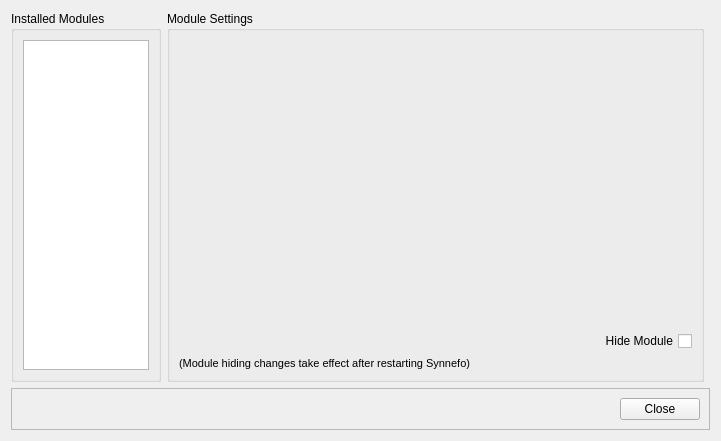
Before: the Qt Designer form src/ui/synnefo-config.ui in oyranos-cms/Synnefo, drawn with Qt 5.
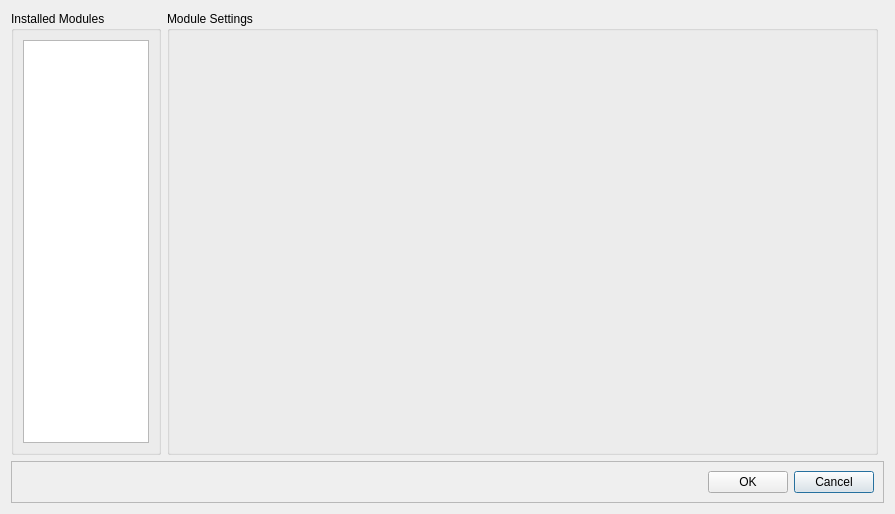
After: the same form once the commit is applied.

Commit message: begun switching of base Synnefo option/config code [IN PROGRESS]; module-hiding now in symoduleconfig

```diff
--- a/src/ui/synnefo-config.ui
+++ b/src/ui/synnefo-config.ui
@@ -6,8 +6,8 @@
    <rect>
     <x>0</x>
     <y>0</y>
-    <width>721</width>
-    <height>441</height>
+    <width>895</width>
+    <height>514</height>
    </rect>
   </property>
   <property name="windowTitle">
@@ -96,10 +96,10 @@
       <property name="horizontalSpacing">
        <number>-1</number>
       </property>
-      <item row="0" column="1">
-       <widget class="QPushButton" name="closeButton">
+      <item row="0" column="3">
+       <widget class="QPushButton" name="okButton">
         <property name="text">
-         <string>Close</string>
+         <string>OK</string>
         </property>
         <property name="autoDefault">
          <bool>false</bool>
@@ -112,7 +112,7 @@
         </property>
        </widget>
       </item>
-      <item row="0" column="2">
+      <item row="0" column="4">
        <spacer name="horizontalSpacer">
         <property name="orientation">
          <enum>Qt::Horizontal</enum>
@@ -128,47 +128,41 @@
         </property>
        </spacer>
       </item>
+      <item row="0" column="2">
+       <widget class="QPushButton" name="cancelButton">
+        <property name="text">
+         <string>Cancel</string>
+        </property>
+       </widget>
+      </item>
      </layout>
     </widget>
    </item>
    <item row="0" column="1">
     <widget class="QGroupBox" name="groupBox_2">
+     <property name="sizePolicy">
+      <sizepolicy hsizetype="Expanding" vsizetype="Expanding">
+       <horstretch>0</horstretch>
+       <verstretch>0</verstretch>
+      </sizepolicy>
+     </property>
      <property name="title">
       <string>Module Settings</string>
      </property>
      <layout class="QGridLayout" name="gridLayout_4">
       <item row="0" column="0">
        <widget class="QStackedWidget" name="moduleConfigStack">
+        <property name="sizePolicy">
+         <sizepolicy hsizetype="Expanding" vsizetype="Expanding">
+          <horstretch>0</horstretch>
+          <verstretch>0</verstretch>
+         </sizepolicy>
+        </property>
         <property name="currentIndex">
          <number>-1</number>
         </property>
        </widget>
       </item>
-      <item row="1" column="0">
-       <widget class="QCheckBox" name="hideModuleCheckBox">
-        <property name="layoutDirection">
-         <enum>Qt::RightToLeft</enum>
-        </property>
-        <property name="text">
-         <string>Hide Module</string>
-        </property>
-       </widget>
-      </item>
-      <item row="2" column="0">
-       <widget class="QLabel" name="label">
-        <property name="font">
-         <font>
-          <pointsize>8</pointsize>
-         </font>
-        </property>
-        <property name="layoutDirection">
-         <enum>Qt::RightToLeft</enum>
-        </property>
-        <property name="text">
-         <string>(Module hiding changes take effect after restarting Synnefo)</string>
-        </property>
-       </widget>
-      </item>
      </layout>
     </widget>
    </item>
```
The commit also changes 11 other files.
